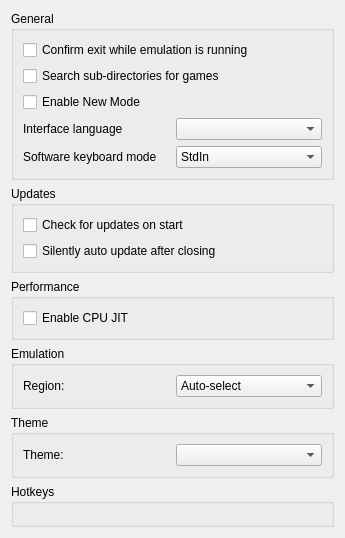
The window that src/citra_qt/configuration/configure_general.ui (grimtnt/citra) describes before a commit, drawn with Qt 5.
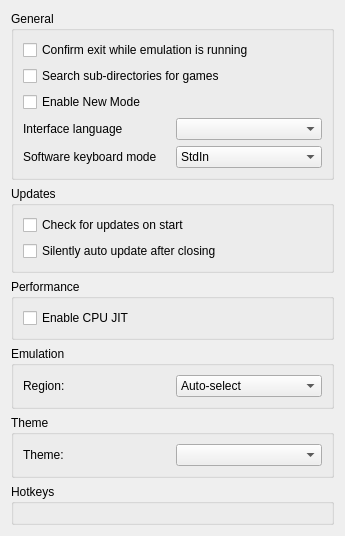
The same window after the commit. Custom widgets are drawn as their Qt base class.

```diff
--- a/src/citra_qt/configuration/configure_general.ui
+++ b/src/citra_qt/configuration/configure_general.ui
@@ -7,7 +7,7 @@
     <x>0</x>
     <y>0</y>
     <width>345</width>
-    <height>538</height>
+    <height>493</height>
    </rect>
   </property>
   <property name="windowTitle">
```
